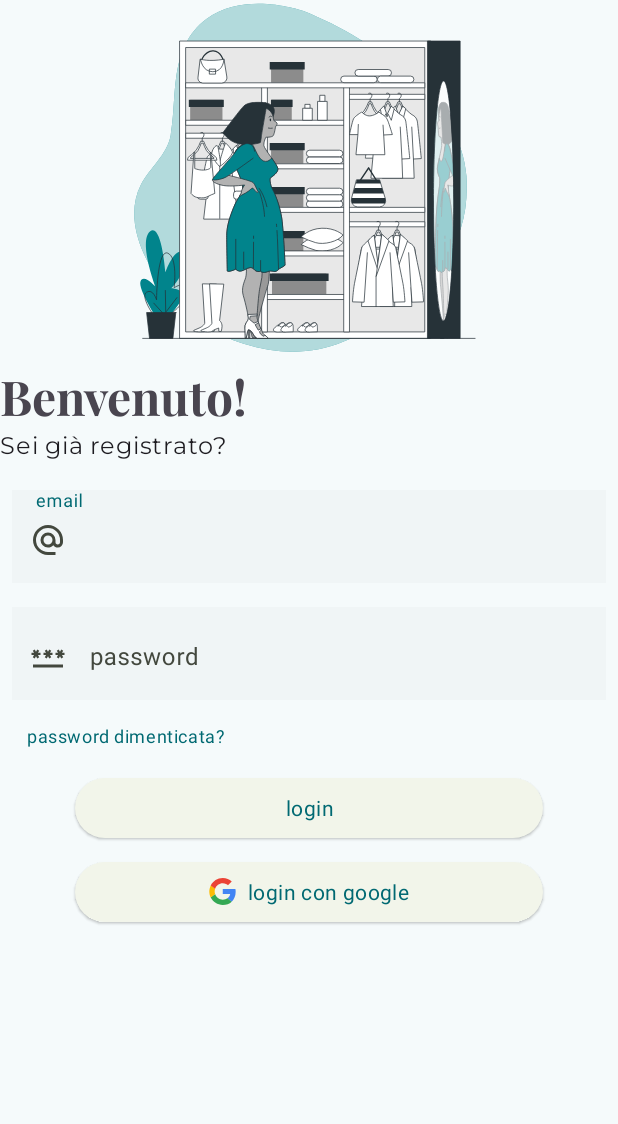
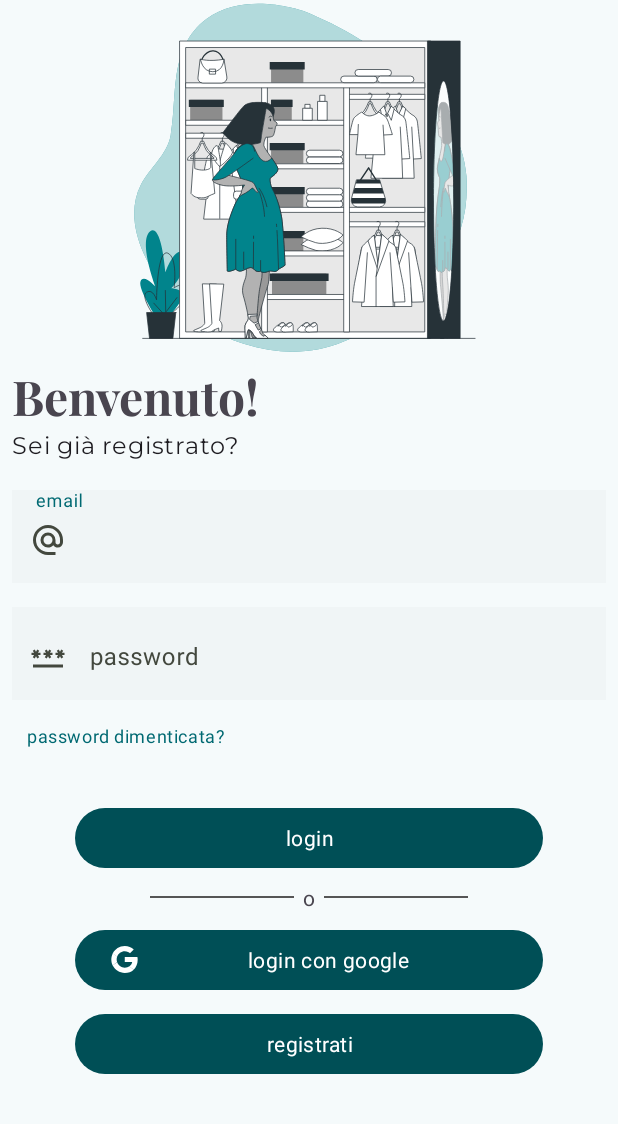
Before and after one commit to brizjo/yourWardrobe, an Android app: the screen it shows after launch (WelcomeActivity), on a phone screen of 412 x 824 dp, the part 112-1236 px from its top. Run offline under Robolectric (Android 15) with nearby library versions, the phone set to English and light mode, and no system bars.

Commit message:
feature/LoginFragment: 2° versione login + componente LoginButton personalizzabile

```diff
--- a/app/build.gradle.kts
+++ b/app/build.gradle.kts
@@ -4,12 +4,12 @@ plugins {
 
 android {
     namespace = "it.unimib.yourwardrobe"
-    compileSdk = 34
+    compileSdk = 36
 
     defaultConfig {
         applicationId = "it.unimib.yourwardrobe"
         minSdk = 29
-        targetSdk = 34
+        targetSdk = 36
         versionCode = 1
         versionName = "1.0"
 
@@ -26,8 +26,8 @@ android {
         }
     }
     compileOptions {
-        sourceCompatibility = JavaVersion.VERSION_1_8
-        targetCompatibility = JavaVersion.VERSION_1_8
+        sourceCompatibility = JavaVersion.VERSION_11
+        targetCompatibility = JavaVersion.VERSION_11
     }
 }
 
--- /dev/null
+++ b/app/src/main/java/it/unimib/yourwardrobe/ui/welcome/components/LoginButton.java
@@ -0,0 +1,55 @@
+package it.unimib.yourwardrobe.ui.welcome.components;
+
+import android.content.Context;
+import android.util.AttributeSet;
+import android.view.LayoutInflater;
+import android.widget.LinearLayout;
+
+import androidx.annotation.Nullable;
+import androidx.core.content.ContextCompat;
+
+import com.google.android.material.button.MaterialButton;
+
+import it.unimib.yourwardrobe.R;
+
+public class LoginButton extends LinearLayout {
+    private MaterialButton materialButton;
+
+    public LoginButton(Context context){
+        super(context, null);
+    }
+
+    public LoginButton(Context context, @Nullable AttributeSet attrs) {
+        this(context, attrs, 0);
+    }
+
+    public LoginButton(Context context, @Nullable AttributeSet attrs, int defStyleAttr) {
+        super(context, attrs, defStyleAttr);
+        init(context);
+    }
+
+    private void init(Context context) {
+        // 1. Inflate the layout (button_component.xml) and attach it to this class
+        LayoutInflater.from(context).inflate(R.layout.button_component, this, true);
+
+        // 2. Find the button ID defined in your XML
+        materialButton = findViewById(R.id.button);
+        materialButton.setBackgroundColor(ContextCompat.getColor(context, R.color.md_theme_onPrimaryContainer));
+    }
+
+    public void setButtonText(String text) {
+        if (materialButton != null) {
+            materialButton.setText(text);
+        }
+    }
+    public void setButtonIcon(int drawable) {
+        if (materialButton != null) {
+            materialButton.setIconResource(drawable);
+        }
+    }
+    public void setOnButtonClickListener(OnClickListener listener) {
+        if (materialButton != null) {
+            materialButton.setOnClickListener(listener);
+        }
+    }
+}
--- a/app/src/main/java/it/unimib/yourwardrobe/ui/welcome/fragments/LoginFragment.java
+++ b/app/src/main/java/it/unimib/yourwardrobe/ui/welcome/fragments/LoginFragment.java
@@ -9,11 +9,9 @@ import androidx.fragment.app.Fragment;
 import android.view.LayoutInflater;
 import android.view.View;
 import android.view.ViewGroup;
-import android.widget.Button;
-
-import com.google.android.material.textfield.TextInputEditText;
 
 import it.unimib.yourwardrobe.R;
+import it.unimib.yourwardrobe.ui.welcome.components.LoginButton;
 
 /**
  * A simple {@link Fragment} subclass.
@@ -50,14 +48,21 @@ public class LoginFragment extends Fragment {
     @Override
     public void onViewCreated(@NonNull View view, @Nullable Bundle savedInstanceState) {
         super.onViewCreated(view, savedInstanceState);
+        LoginButton button = view.findViewById(R.id.login_button);
+        button.setButtonText(getString(R.string.login));;
+        LoginButton button_google = view.findViewById(R.id.login_button_google);
+        button_google.setButtonText(getString(R.string.login_with_google));
+        button_google.setButtonIcon(R.drawable.icon_google);
+        LoginButton signUpButton = view.findViewById(R.id.sign_up_button);
+        signUpButton.setButtonText(getString(R.string.sign_up));
 
-        Button button = view.findViewById(R.id.login_button);
+        /*Button button = view.findViewById(R.id.login_button);
         button.setOnClickListener(new View.OnClickListener() {
             @Override
             public void onClick(View view) {
                 TextInputEditText inputEmail = view.findViewById(R.id.textInputEmail);
                 TextInputEditText inputPassword = view.findViewById(R.id.textInputPassword);
             }
-        });
+        });*/
     }
 }
--- /dev/null
+++ b/app/src/main/java/it/unimib/yourwardrobe/utils/Constants.java
@@ -0,0 +1,10 @@
+package it.unimib.yourwardrobe.utils;
+
+import android.content.Context;
+import android.graphics.drawable.Drawable;
+
+import it.unimib.yourwardrobe.R;
+
+public class Constants {
+
+}
--- /dev/null
+++ b/app/src/main/res/layout/button_component.xml
@@ -0,0 +1,13 @@
+<?xml version="1.0" encoding="utf-8"?>
+<LinearLayout xmlns:android="http://schemas.android.com/apk/res/android"
+    android:layout_width="match_parent"
+    android:layout_height="match_parent">
+    <com.google.android.material.button.MaterialButton
+        android:id="@+id/button"
+        android:layout_width="match_parent"
+        android:layout_height="wrap_content"
+        android:layout_gravity="center"
+        android:text="testo"
+        android:textAppearance="@style/TextAppearance.Material3.BodyMedium" />
+
+</LinearLayout>
--- a/app/src/main/res/layout/fragment_login.xml
+++ b/app/src/main/res/layout/fragment_login.xml
@@ -40,12 +40,14 @@
                 android:layout_width="match_parent"
                 android:layout_height="wrap_content"
                 android:text="@string/benvenuto"
+                android:layout_marginStart="@dimen/md"
                 android:textAppearance="@style/MyHeadlineLarge" />
 
             <TextView
                 android:layout_width="match_parent"
                 android:layout_height="wrap_content"
                 android:text="@string/registrato"
+                android:layout_marginStart="@dimen/md"
                 android:textAppearance="@style/TextAppearance.YourWardrobe.Body" />
 
             <com.google.android.material.textfield.TextInputLayout
@@ -95,32 +97,63 @@
                 android:text="@string/password_dimenticata"
                 android:textAppearance="@style/TextAppearance.Material3.BodySmall" />
 
-            <Button
+            <it.unimib.yourwardrobe.ui.welcome.components.LoginButton
                 android:id="@+id/login_button"
-                style="@style/Widget.Material3.Button.ElevatedButton"
+                android:layout_width="match_parent"
+                android:layout_height="wrap_content"
+                android:layout_gravity="center"
+                android:layout_marginTop="@dimen/xl"
+                android:layout_marginStart="50dp"
+                android:layout_marginEnd="50dp"/>
+
+            <RelativeLayout
+                android:layout_width="match_parent"
+                android:layout_height="wrap_content"
+                android:layout_marginStart="100dp"
+                android:layout_marginTop="@dimen/sm"
+                android:layout_marginEnd="100dp">
+
+                <View
+                    android:layout_width="100dp"
+                    android:layout_height="1dp"
+                    android:layout_centerInParent="true"
+                    android:layout_marginEnd="@dimen/sm"
+                    android:layout_toStartOf="@id/text_or"
+                    android:background="#555" />
+
+                <TextView
+                    android:id="@+id/text_or"
+                    android:layout_width="wrap_content"
+                    android:layout_height="wrap_content"
+                    android:layout_centerInParent="true"
+                    android:text="@string/o" />
+
+                <View
+                    android:layout_width="100dp"
+                    android:layout_height="1dp"
+                    android:layout_centerInParent="true"
+                    android:layout_marginStart="@dimen/sm"
+                    android:layout_toEndOf="@id/text_or"
+                    android:background="#555" />
+            </RelativeLayout>
+
+            <it.unimib.yourwardrobe.ui.welcome.components.LoginButton
+                android:id="@+id/login_button_google"
                 android:layout_width="match_parent"
                 android:layout_height="wrap_content"
                 android:layout_gravity="center"
                 android:layout_marginStart="50dp"
                 android:layout_marginEnd="50dp"
-                android:text="@string/login"
+                android:layout_marginTop="@dimen/md"/>
 
-                android:textAppearance="@style/TextAppearance.Material3.BodyMedium" />
-
-
-            <Button
-                style="@style/Widget.Material3.Button.ElevatedButton"
+            <it.unimib.yourwardrobe.ui.welcome.components.LoginButton
+                android:id="@+id/sign_up_button"
                 android:layout_width="match_parent"
                 android:layout_height="wrap_content"
                 android:layout_gravity="center"
                 android:layout_marginStart="50dp"
-                android:layout_marginTop="@dimen/md"
                 android:layout_marginEnd="50dp"
-                android:text="@string/login_with_google"
-                android:textAppearance="@style/TextAppearance.Material3.BodyMedium"
-                app:icon="@drawable/icon_google"
-                app:iconGravity="textStart"
-                app:iconTint="@null" />
+                android:layout_marginTop="@dimen/md"/>
         </LinearLayout>
     </ScrollView>
 </LinearLayout>
--- a/app/src/main/res/values/strings.xml
+++ b/app/src/main/res/values/strings.xml
@@ -12,5 +12,6 @@
     <string name="registrato">Sei già registrato?</string>
     <string name="password_dimenticata">password dimenticata?</string>
     <string name="dressinlogin">dressinLogin</string>
+    <string name="o">o</string>
 
 </resources>
```
